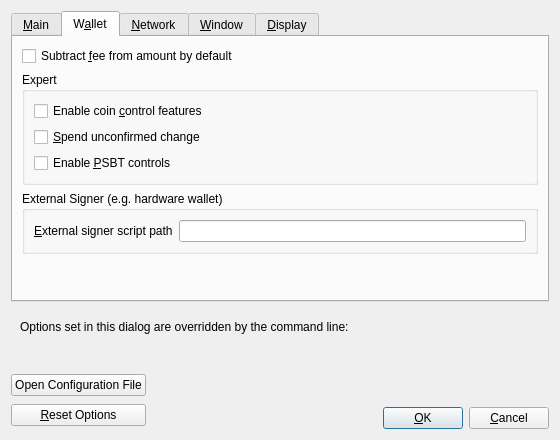
Qt form src/qt/forms/optionsdialog.ui (JustAResearcher/Meowcoin-Lab) before a commit.
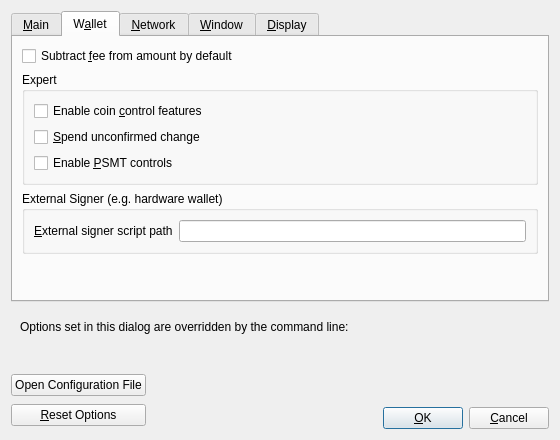
The same form after that commit. The open tabs and pages were chosen to show the change. Custom widgets are drawn as their Qt base class.

Commit message:
Refactor PSBT to PSMT terminology across miner and documentation
- Updated the miner script to replace all instances of PSBT with PSMT, reflecting the new terminology.
- Modified related functions to handle PSMT instead of PSBT, including transaction generation, decoding, and signing processes.
- Revised README and various documentation files to describe PSMT usage and commands, ensuring consistency throughout the documentation.
- Added a new PSMT.md file detailing the PSMT workflow and RPC commands for clarity on the new format.

Diff of the .ui file:
```diff
--- a/src/qt/forms/optionsdialog.ui
+++ b/src/qt/forms/optionsdialog.ui
@@ -255,7 +255,7 @@
           <item>
            <widget class="QCheckBox" name="m_enable_psbt_controls">
             <property name="text">
-             <string extracomment="An options window setting to enable PSBT controls.">Enable &amp;PSBT controls</string>
+             <string extracomment="An options window setting to enable PSMT controls.">Enable &amp;PSMT controls</string>
             </property>
             <property name="toolTip">
              <string extracomment="Tooltip text for options window setting that enables PSBT controls.">Whether to show PSBT controls.</string>
```
Left out of the diff: 4 changed lines with no effect on the pictures. The commit also changes 299 other files.
